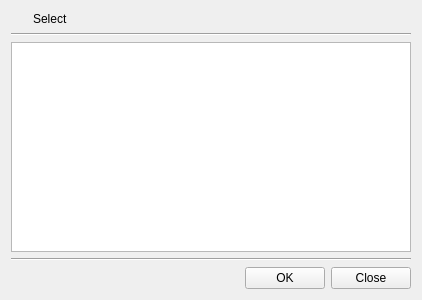
Old version of the form BerEditor/sel_list_dlg.ui in the repository jykim74/BerEditor.
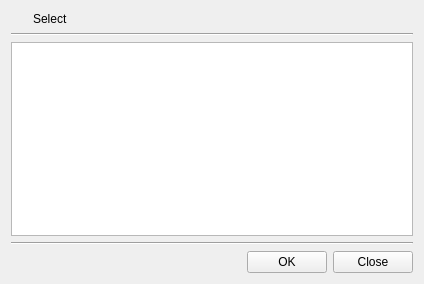
New version of the form. Icons and pictures are not drawn.

Diff of the .ui file:
```diff
--- a/BerEditor/sel_list_dlg.ui
+++ b/BerEditor/sel_list_dlg.ui
@@ -6,8 +6,8 @@
    <rect>
     <x>0</x>
     <y>0</y>
-    <width>418</width>
-    <height>300</height>
+    <width>424</width>
+    <height>284</height>
    </rect>
   </property>
   <property name="windowTitle">
@@ -60,7 +60,7 @@
      <property name="minimumSize">
       <size>
        <width>400</width>
-       <height>0</height>
+       <height>160</height>
       </size>
      </property>
     </widget>
```
Left out of the diff: 2 changed lines with no effect on the pictures.
